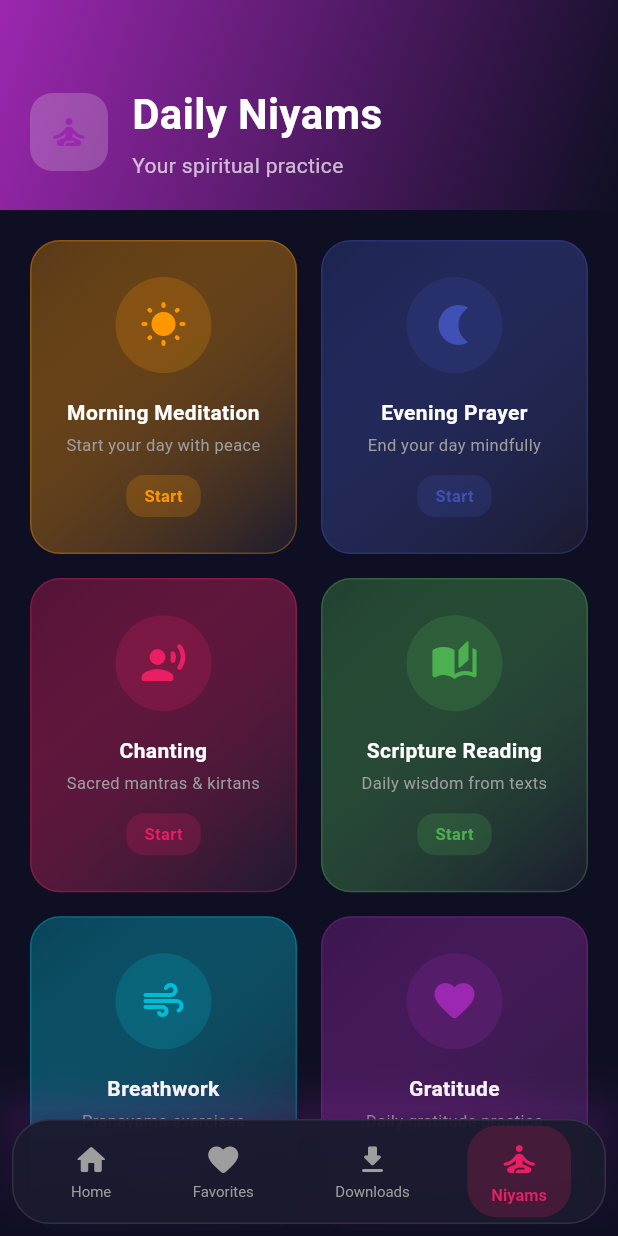
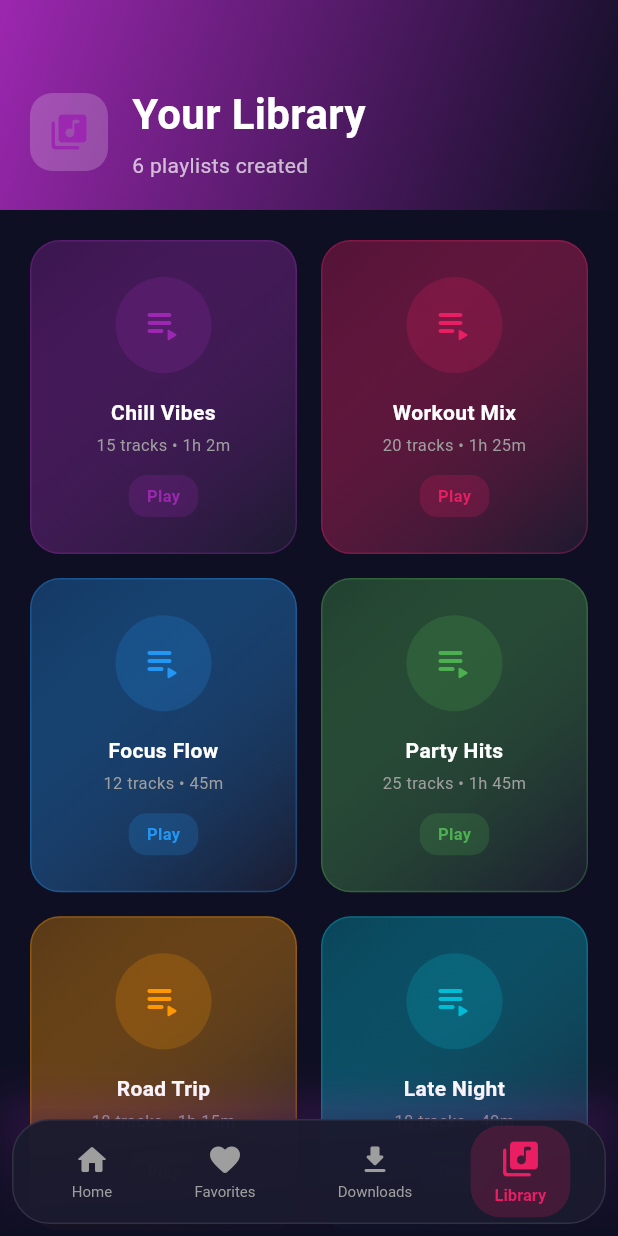
Before and after one commit to govindtank/music-app, a Flutter app: the screen it shows after launch, swiped to page 4, on a phone screen of 412 x 824 dp. Run offline on Flutter 3.47's test engine with Material 3 defaults, Android fonts, the phone set to English and light mode, and no system bars.

Commit message:
refactor: remove niyams module, add working audio, fix deployment

```diff
--- a/lib/main.dart
+++ b/lib/main.dart
@@ -220,7 +220,7 @@ class _SplashScreenState extends State<SplashScreen>
                       ),
                       const SizedBox(height: 8),
                       Text(
-                        'Your Spiritual Music Journey',
+                        'Stream & Download Music',
                         style: TextStyle(
                           fontSize: 14,
                           color: Colors.grey.shade400,
@@ -271,7 +271,7 @@ class _MainScreenState extends State<MainScreen> with TickerProviderStateMixin {
     HomeScreen(),
     FavoritesScreen(),
     DownloadsScreen(),
-    NiyamsScreen(),
+    PlaylistsScreen(),
   ];
 
   @override
@@ -359,7 +359,7 @@ class _MainScreenState extends State<MainScreen> with TickerProviderStateMixin {
                 _buildNavItem(0, Icons.home_rounded, 'Home'),
                 _buildNavItem(1, Icons.favorite_rounded, 'Favorites'),
                 _buildNavItem(2, Icons.download_rounded, 'Downloads'),
-                _buildNavItem(3, Icons.self_improvement_rounded, 'Niyams'),
+                _buildNavItem(3, Icons.library_music_rounded, 'Library'),
               ],
             ),
           ),
@@ -688,7 +688,7 @@ class HomeScreen extends StatelessWidget {
                     borderRadius: BorderRadius.circular(20),
                   ),
                   child: const Text(
-                    '✨ Featured Collection',
+                    '✨ Featured Playlist',
                     style: TextStyle(
                       color: Colors.white,
                       fontSize: 12,
@@ -698,7 +698,7 @@ class HomeScreen extends StatelessWidget {
                 ),
                 const SizedBox(height: 16),
                 const Text(
-                  'Divine Kirtan\nCollection',
+                  'Top Hits\nCollection',
                   style: TextStyle(
                     color: Colors.white,
                     fontSize: 28,
@@ -739,9 +739,9 @@ class HomeScreen extends StatelessWidget {
 
   Widget _buildCategoriesSection(BuildContext context) {
     final categories = [
-      {'icon': Icons.queue_music_rounded, 'label': 'Kirtan', 'color': const Color(0xFFE91E63)},
-      {'icon': Icons.record_voice_over_rounded, 'label': 'Katha', 'color': const Color(0xFF2196F3)},
-      {'icon': Icons.auto_stories_rounded, 'label': 'Audiobook', 'color': const Color(0xFF4CAF50)},
+      {'icon': Icons.music_note_rounded, 'label': 'Tracks', 'color': const Color(0xFFE91E63)},
+      {'icon': Icons.playlist_play_rounded, 'label': 'Playlists', 'color': const Color(0xFF2196F3)},
+      {'icon': Icons.album_rounded, 'label': 'Albums', 'color': const Color(0xFF4CAF50)},
       {'icon': Icons.favorite_rounded, 'label': 'Favorites', 'color': const Color(0xFFFF9800)},
     ];
 
@@ -840,7 +840,7 @@ class HomeScreen extends StatelessWidget {
           ),
         ),
         title: Text(
-          'Divine Kirtan ${index + 1}',
+          'Track ${index + 1}',
           style: const TextStyle(
             fontWeight: FontWeight.w600,
             fontSize: 15,
@@ -1315,19 +1315,19 @@ class DownloadsScreen extends StatelessWidget {
   }
 }
 
-// ==================== NIYAMS SCREEN ====================
-class NiyamsScreen extends StatelessWidget {
-  const NiyamsScreen({super.key});
+// ==================== PLAYLISTS/LIBRARY SCREEN ====================
+class PlaylistsScreen extends StatelessWidget {
+  const PlaylistsScreen({super.key});
 
   @override
   Widget build(BuildContext context) {
-    final niyams = [
-      {'title': 'Morning Meditation', 'subtitle': 'Start your day with peace', 'icon': Icons.wb_sunny_rounded, 'color': const Color(0xFFFF9800)},
-      {'title': 'Evening Prayer', 'subtitle': 'End your day mindfully', 'icon': Icons.nightlight_rounded, 'color': const Color(0xFF3F51B5)},
-      {'title': 'Chanting', 'subtitle': 'Sacred mantras & kirtans', 'icon': Icons.record_voice_over_rounded, 'color': const Color(0xFFE91E63)},
-      {'title': 'Scripture Reading', 'subtitle': 'Daily wisdom from texts', 'icon': Icons.auto_stories_rounded, 'color': const Color(0xFF4CAF50)},
-      {'title': 'Breathwork', 'subtitle': 'Pranayama exercises', 'icon': Icons.air_rounded, 'color': const Color(0xFF00BCD4)},
-      {'title': 'Gratitude', 'subtitle': 'Daily gratitude practice', 'icon': Icons.favorite_rounded, 'color': const Color(0xFF9C27B0)},
+    final playlists = [
+      {'title': 'Chill Vibes', 'subtitle': '15 tracks • 1h 2m', 'color': const Color(0xFF9C27B0)},
+      {'title': 'Workout Mix', 'subtitle': '20 tracks • 1h 25m', 'color': const Color(0xFFE91E63)},
+      {'title': 'Focus Flow', 'subtitle': '12 tracks • 45m', 'color': const Color(0xFF2196F3)},
+      {'title': 'Party Hits', 'subtitle': '25 tracks • 1h 45m', 'color': const Color(0xFF4CAF50)},
+      {'title': 'Road Trip', 'subtitle': '18 tracks • 1h 15m', 'color': const Color(0xFFFF9800)},
+      {'title': 'Late Night', 'subtitle': '10 tracks • 40m', 'color': const Color(0xFF00BCD4)},
     ];
 
     return Scaffold(
@@ -1366,7 +1366,7 @@ class NiyamsScreen extends StatelessWidget {
                                 borderRadius: BorderRadius.circular(15),
                               ),
                               child: const Icon(
-                                Icons.self_improvement_rounded,
+                                Icons.library_music_rounded,
                                 color: Color(0xFF9C27B0),
                                 size: 28,
                               ),
@@ -1376,7 +1376,7 @@ class NiyamsScreen extends StatelessWidget {
                               crossAxisAlignment: CrossAxisAlignment.start,
                               children: [
                                 Text(
-                                  'Daily Niyams',
+                                  'Your Library',
                                   style: TextStyle(
                                     fontSize: 28,
                                     fontWeight: FontWeight.bold,
@@ -1385,7 +1385,7 @@ class NiyamsScreen extends StatelessWidget {
                                 ),
                                 SizedBox(height: 4),
                                 Text(
-                                  'Your spiritual practice',
+                                  '6 playlists created',
                                   style: TextStyle(
                                     color: Colors.white70,
                                     fontSize: 14,
@@ -1413,7 +1413,7 @@ class NiyamsScreen extends StatelessWidget {
               ),
               delegate: SliverChildBuilderDelegate(
                 (context, index) {
-                  final niyam = niyams[index];
+                  final playlist = playlists[index];
                   return GestureDetector(
                     onTap: () {},
                     child: Container(
@@ -1422,13 +1422,13 @@ class NiyamsScreen extends StatelessWidget {
                           begin: Alignment.topLeft,
                           end: Alignment.bottomRight,
                           colors: [
-                            (niyam['color'] as Color).withOpacity(0.3),
+                            (playlist['color'] as Color).withOpacity(0.3),
                             const Color(0xFF1A1A2E),
                           ],
                         ),
                         borderRadius: BorderRadius.circular(20),
                         border: Border.all(
-                          color: (niyam['color'] as Color).withOpacity(0.3),
+                          color: (playlist['color'] as Color).withOpacity(0.3),
                           width: 1,
                         ),
                       ),
@@ -1438,12 +1438,12 @@ class NiyamsScreen extends StatelessWidget {
                           Container(
                             padding: const EdgeInsets.all(16),
                             decoration: BoxDecoration(
-                              color: (niyam['color'] as Color).withOpacity(0.2),
+                              color: (playlist['color'] as Color).withOpacity(0.2),
                               shape: BoxShape.circle,
                             ),
                             child: Icon(
-                              niyam['icon'] as IconData,
-                              color: niyam['color'] as Color,
+                              Icons.playlist_play_rounded,
+                              color: playlist['color'] as Color,
                               size: 32,
                             ),
                           ),
@@ -1451,7 +1451,7 @@ class NiyamsScreen extends StatelessWidget {
                           Padding(
                             padding: const EdgeInsets.symmetric(horizontal: 12),
                             child: Text(
-                              niyam['title'] as String,
+                              playlist['title'] as String,
                               style: const TextStyle(
                                 fontWeight: FontWeight.bold,
                                 fontSize: 14,
@@ -1466,7 +1466,7 @@ class NiyamsScreen extends StatelessWidget {
                           Padding(
                             padding: const EdgeInsets.symmetric(horizontal: 12),
                             child: Text(
-                              niyam['subtitle'] as String,
+                              playlist['subtitle'] as String,
                               style: TextStyle(
                                 color: Colors.grey.shade500,
                                 fontSize: 11,
@@ -1483,13 +1483,13 @@ class NiyamsScreen extends StatelessWidget {
                               vertical: 6,
                             ),
                             decoration: BoxDecoration(
-                              color: (niyam['color'] as Color).withOpacity(0.2),
+                              color: (playlist['color'] as Color).withOpacity(0.2),
                               borderRadius: BorderRadius.circular(12),
                             ),
                             child: Text(
-                              'Start',
+                              'Play',
                               style: TextStyle(
-                                color: niyam['color'] as Color,
+                                color: playlist['color'] as Color,
                                 fontSize: 11,
                                 fontWeight: FontWeight.w600,
                               ),
@@ -1500,7 +1500,7 @@ class NiyamsScreen extends StatelessWidget {
                     ),
                   );
                 },
-                childCount: niyams.length,
+                childCount: playlists.length,
               ),
             ),
           ),
```
Also changed, not shown: 1 other file.
